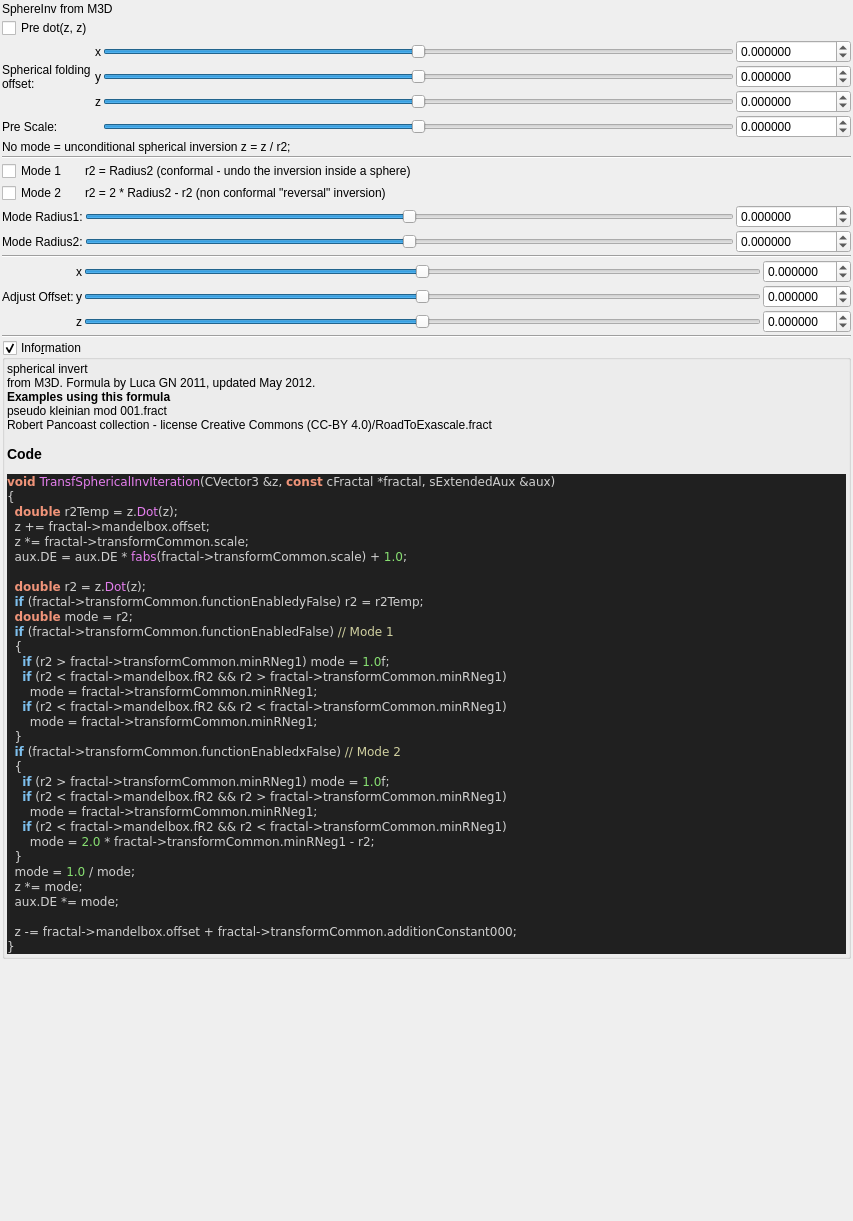
Qt form mandelbulber2/qt_data/fractal_transf_spherical_inv.ui (buddhi1980/mandelbulber2) before a commit.
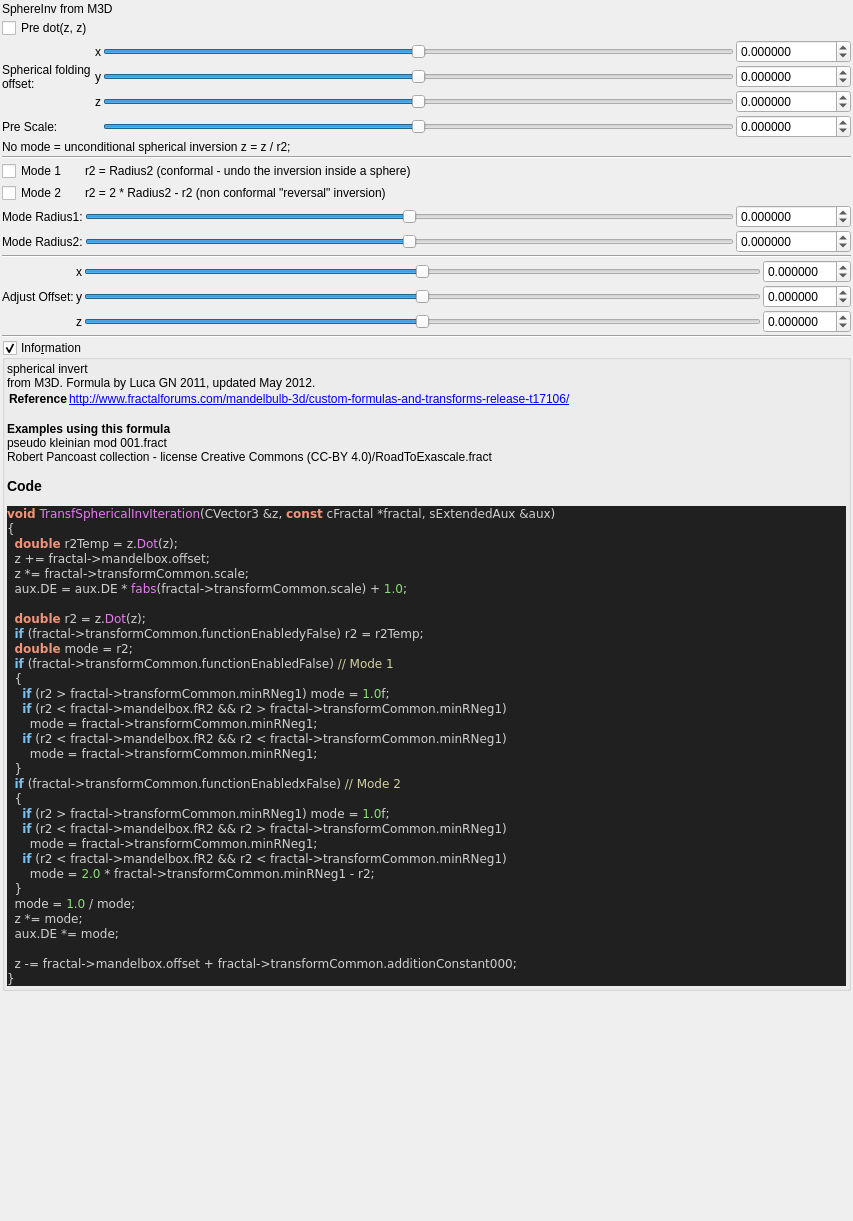
The same form after that commit. Custom widgets are drawn as their Qt base class.

```diff
--- a/mandelbulber2/qt_data/fractal_transf_spherical_inv.ui
+++ b/mandelbulber2/qt_data/fractal_transf_spherical_inv.ui
@@ -712,6 +712,8 @@
        <widget class="QLabel" name="label_code_content">
         <property name="text">
          <string notr="true">&lt;p&gt;spherical invert&lt;br&gt;from M3D. Formula by Luca GN 2011, updated May 2012.&lt;/p&gt;&lt;table&gt;
+&lt;tr&gt;&lt;th&gt;Reference&lt;/th&gt;&lt;td&gt;&lt;a href=&quot;http://www.fractalforums.com/mandelbulb-3d/custom-formulas-and-transforms-release-t17106/&quot;&gt;http://www.fractalforums.com/mandelbulb-3d/custom-formulas-and-transforms-release-t17106/&lt;br&gt;
+&lt;/td&gt;&lt;/tr&gt;
 &lt;/table&gt;
 &lt;br&gt;&lt;b&gt;Examples using this formula&lt;/b&gt;&lt;br&gt;pseudo kleinian mod 001.fract&lt;br&gt;Robert Pancoast collection - license Creative Commons (CC-BY 4.0)/RoadToExascale.fract&lt;h3&gt;Code&lt;/h3&gt;
 &lt;body style=&quot;background-color:#202020&quot;&gt;
```
